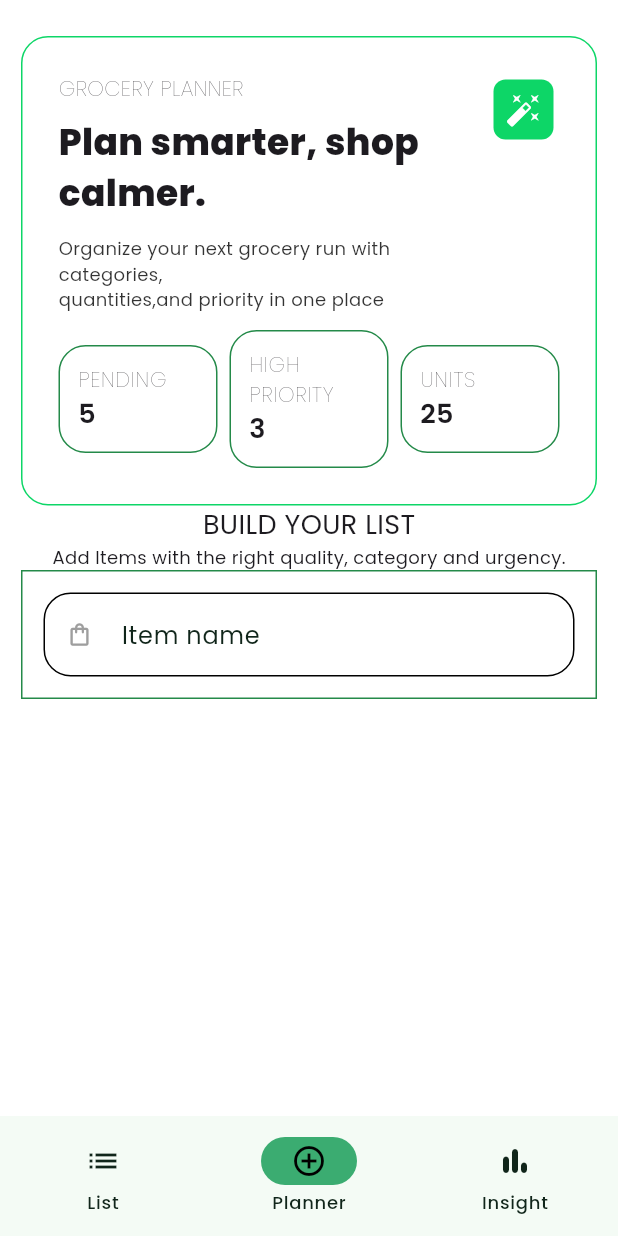
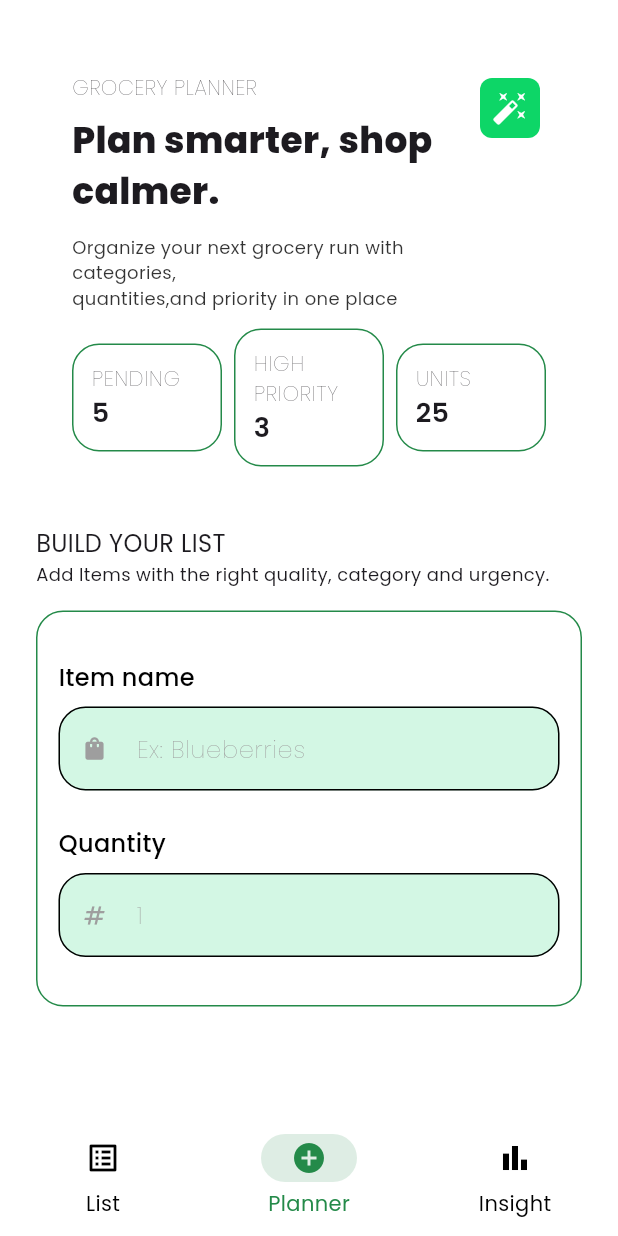
Before and after one commit to Miki0035/flutter_grocify, a Flutter app: the BottomNav screen opened directly, item 2 of the bottom bar chosen, on a phone screen of 412 x 824 dp. Run offline on Flutter 3.47's test engine with Material 3 defaults, Android fonts, the phone set to English and light mode, and no system bars; our stand-ins replace fpdart, google_fonts.

Commit message:
feat: implement theming

```diff
--- a/lib/app.dart
+++ b/lib/app.dart
@@ -9,8 +9,8 @@ class MyApp extends StatelessWidget {
   Widget build(BuildContext context) {
     return MaterialApp(
       theme: GrocifyTheme.light,
-      darkTheme: GrocifyTheme.dark,
-      themeMode: ThemeMode.system,
+      // darkTheme: GrocifyTheme.dark,
+      // themeMode: ThemeMode.system,
       debugShowCheckedModeBanner: false,
       home: LoginScreen(),
     );
--- a/lib/core/common/widgets/bottom_nav.dart
+++ b/lib/core/common/widgets/bottom_nav.dart
@@ -27,14 +27,21 @@ class _BottomNavState extends State<BottomNav> {
           _currentPageIndex = value;
         }),
         destinations: [
-          NavigationDestination(icon: Icon(Icons.list), label: "List"),
+          NavigationDestination(
+            icon: Icon(Icons.list_alt_outlined),
+            label: "List",
+
+            selectedIcon: Icon(Icons.list_alt_rounded),
+          ),
           NavigationDestination(
             icon: Icon(Icons.add_circle_outline),
+            selectedIcon: Icon(Icons.add_circle),
             label: "Planner",
           ),
 
           NavigationDestination(
-            icon: Icon(Icons.bar_chart_rounded),
+            icon: Icon(Icons.bar_chart_outlined),
+            selectedIcon: Icon(Icons.bar_chart_rounded),
             label: "Insight",
           ),
         ],
--- a/lib/core/constants/colors.dart
+++ b/lib/core/constants/colors.dart
@@ -49,33 +49,43 @@ abstract final class GrocifyDarkColors {
 abstract final class GrocifyLightColors {
   // Backgrounds
   static const Color background = Color(0xFFFFFFFF);
-  static const Color surface = Color(0xFFF4FBF5);
+  // static const Color surface = Color(0xFFF4FBF5);
+  static const Color surface = Color(0xFFFFFFFF);
   static const Color card = Color(0xFFEEF8F1);
   static const Color elevated = Color(0xFFE6F9EE);
+  static const Color black = Color(0xFF000000);
 
   // Primary
-  static const Color primary = Color(0xFF019746);
-  static const Color primaryLight = Color(0xFF3BAC71);
-  static const Color primaryDark = Color(0xFF08783C);
-  static const Color primaryContainer = Color(0xFFD3F7E4);
-
-  // Text
-  static const Color textPrimary = Color(0xFF10251A);
-  static const Color textSecondary = Color(0xFF64776A);
-  static const Color textDisabled = Color(0xFFA8B8AC);
+  static const Color primary = Color(0xFF248A49);
+  static const Color primaryLight = Color(0xFF18B355);
 
   // Borders and dividers
   static const Color border = Color(0xFFD3E9D9);
   static const Color divider = Color(0xFFE4F2E9);
 
-  // Semantic colors
-  static const Color success = Color(0xFF15934E);
-  static const Color error = Color(0xFFE54848);
-  static const Color warning = Color(0xFFD99527);
-  static const Color info = Color(0xFF2685D5);
+  // progress indicators
+  static const Color progressBlue = Color(0xFF7AA8F8);
+  static const Color progressGreen = Color(0xFF57B87D);
+  static const Color progressPink = Color(0xFFE68BA5);
+  static const Color progressPurple = Color(0xFFA97CE8);
+  static const Color progressAmber = Color(0xFFE8A66C);
 
-  // Components
-  static const Color inputBackground = Color(0xFFEEF8F1);
-  static const Color buttonText = Color(0xFFFFFFFF);
-  static const Color bottomNavigation = Color(0xFFF4FBF5);
+  // static const Color primaryDark = Color(0xFF08783C);
+  // static const Color primaryContainer = Color(0xFFD3F7E4);
+
+  // // Text
+  // static const Color textPrimary = Color(0xFF10251A);
+  // static const Color textSecondary = Color(0xFF64776A);
+  // static const Color textDisabled = Color(0xFFA8B8AC);
+
+  // // Semantic colors
+  // static const Color success = Color(0xFF15934E);
+  // static const Color error = Color(0xFFE54848);
+  // static const Color warning = Color(0xFFD99527);
+  // static const Color info = Color(0xFF2685D5);
+
+  // // Components
+  // static const Color inputBackground = Color(0xFFEEF8F1);
+  // static const Color buttonText = Color(0xFFFFFFFF);
+  // static const Color bottomNavigation = Color(0xFFF4FBF5);
 }
--- a/lib/core/constants/sizes.dart
+++ b/lib/core/constants/sizes.dart
@@ -1,5 +1,6 @@
 abstract final class GSize {
   static const double fontSm = 12;
-  static const double fontMd = 18;
-  static const double fontLg = 24;
+  static const double fontMd = 16;
+  static const double fontLg = 18;
+  static const double fontXl = 24;
 }
--- a/lib/core/themes/custom_themes/bottom_navigation_bar_theme.dart
+++ b/lib/core/themes/custom_themes/bottom_navigation_bar_theme.dart
@@ -1,19 +1,30 @@
 import 'package:flutter/material.dart';
 import 'package:grocify/core/constants/colors.dart';
 
-class GBottomNavigationBarTheme {
-  GBottomNavigationBarTheme._();
+abstract final class GBottomNavigationBarTheme {
+  static final lightBottomNavigationBarTheme = NavigationBarThemeData(
+    backgroundColor: GrocifyLightColors.background,
+    indicatorColor: GrocifyLightColors.primary.withValues(alpha: 0.15),
+    iconTheme: WidgetStateProperty.resolveWith<IconThemeData?>((
+      Set<WidgetState> states,
+    ) {
+      if (states.contains(WidgetState.selected)) {
+        return IconThemeData(color: GrocifyLightColors.primary);
+      }
+      return IconThemeData(color: GrocifyLightColors.black);
+    }),
+    labelTextStyle: WidgetStateProperty.resolveWith<TextStyle?>((
+      Set<WidgetState> states,
+    ) {
+      if (states.contains(WidgetState.selected)) {
+        return TextStyle(color: GrocifyLightColors.primary);
+      }
 
-  static const lightBottomNavigationBarTheme = BottomNavigationBarThemeData(
-    elevation: 4,
-    backgroundColor: GrocifyLightColors.background,
-    selectedIconTheme: IconThemeData(color: GrocifyBrand.greenLight),
-    unselectedIconTheme: IconThemeData(color: Colors.black12),
+      return TextStyle(color: GrocifyLightColors.black);
+    }),
   );
 
   static const darkBottomNavigationBarTheme = BottomNavigationBarThemeData(
-    elevation: 4,
-
     backgroundColor: GrocifyDarkColors.background,
     selectedIconTheme: IconThemeData(color: GrocifyBrand.greenLight),
     unselectedIconTheme: IconThemeData(color: GrocifyLightColors.background),
--- a/lib/core/themes/theme.dart
+++ b/lib/core/themes/theme.dart
@@ -11,14 +11,14 @@ class GrocifyTheme {
     scaffoldBackgroundColor: GrocifyLightColors.background,
     colorScheme: const ColorScheme.light(
       primary: GrocifyLightColors.primary,
-      onPrimary: GrocifyLightColors.buttonText,
-      secondary: GrocifyLightColors.primaryLight,
+      onPrimary: GrocifyLightColors.surface,
+      // secondary: GrocifyLightColors.primaryLight,
       surface: GrocifyLightColors.surface,
-      error: GrocifyLightColors.error,
-      onSurface: GrocifyLightColors.textPrimary,
+      // error: GrocifyLightColors.error,
+      onSurface: GrocifyLightColors.black,
+      outlineVariant: GrocifyLightColors.border,
     ),
-    bottomNavigationBarTheme:
-        GBottomNavigationBarTheme.lightBottomNavigationBarTheme,
+    navigationBarTheme: GBottomNavigationBarTheme.lightBottomNavigationBarTheme,
   );
 
   static ThemeData dark = ThemeData(
--- a/lib/features/auth/presentation/screens/login_screen.dart
+++ b/lib/features/auth/presentation/screens/login_screen.dart
@@ -11,8 +11,13 @@ class LoginScreen extends StatelessWidget {
 
   @override
   Widget build(BuildContext context) {
+    final scaffoldBgColor = Theme.of(context).colorScheme.primary;
+    final lowerSectionBgColor = Theme.of(context).colorScheme.surface;
+    final onPrimaryTextColor = Theme.of(context).colorScheme.onPrimary;
+    final onSurfaceTextColor = Theme.of(context).colorScheme.onSurface;
+
     return Scaffold(
-      backgroundColor: GrocifyBrand.green,
+      backgroundColor: scaffoldBgColor,
       body: SafeArea(
         child: Column(
           children: [
@@ -23,11 +28,12 @@ class LoginScreen extends StatelessWidget {
                   Text(
                     'Grocify App',
                     textAlign: .center,
-                    style: TextStyle(fontSize: 32),
+                    style: TextStyle(fontSize: 32, color: onPrimaryTextColor),
                   ),
                   Text(
                     'Plan smarter. Shope happier than ever before.',
                     textAlign: .center,
+                    style: TextStyle(color: onPrimaryTextColor),
                   ),
 
                   SizedBox(height: 12),
@@ -36,9 +42,6 @@ class LoginScreen extends StatelessWidget {
                     height: 280,
                     padding: .all(10),
                     decoration: BoxDecoration(
-                      color: GrocifyLightColors.background.withValues(
-                        alpha: 0.1,
-                      ),
                       border: Border.all(
                         color: GrocifyBrand.greenSoft.withValues(alpha: 0.3),
                       ),
@@ -58,9 +61,7 @@ class LoginScreen extends StatelessWidget {
                 ),
                 child: Container(
                   width: .infinity,
-                  decoration: BoxDecoration(
-                    color: GrocifyDarkColors.background,
-                  ),
+                  decoration: BoxDecoration(color: lowerSectionBgColor),
                   padding: const EdgeInsets.symmetric(
                     horizontal: 24,
                     vertical: 12,
@@ -78,7 +79,10 @@ class LoginScreen extends StatelessWidget {
                           ),
                           child: Text(
                             'Welcome Back'.toUpperCase(),
-                            style: TextStyle(fontSize: 12),
+                            style: TextStyle(
+                              fontSize: 12,
+                              color: onSurfaceTextColor,
+                            ),
                           ),
                         ),
                       ),
@@ -121,7 +125,10 @@ class LoginScreen extends StatelessWidget {
                       SizedBox(height: 12),
                       Text(
                         'By continuing, you agree to our Terms and Privacy Policy.',
-                        style: TextStyle(fontSize: 12),
+                        style: TextStyle(
+                          fontSize: 12,
+                          color: onSurfaceTextColor,
+                        ),
                       ),
                     ],
                   ),
--- a/lib/features/auth/presentation/widgets/login_button.dart
+++ b/lib/features/auth/presentation/widgets/login_button.dart
@@ -13,14 +13,19 @@ class GLoginButton extends StatelessWidget {
   final VoidCallback? onTap;
   @override
   Widget build(BuildContext context) {
+    final iconColor = Theme.of(context).colorScheme.primary;
+    final backgroundColor = Theme.of(context).colorScheme.surface;
+    final textColor = Theme.of(context).colorScheme.onSurface;
+    final borderColor = Theme.of(context).colorScheme.outlineVariant;
+
     return GestureDetector(
       onTap: onTap,
       child: Container(
-        padding: .symmetric(vertical: 12, horizontal: 8),
+        padding: .symmetric(vertical: 10, horizontal: 8),
         decoration: BoxDecoration(
           borderRadius: .circular(15),
-          border: .all(color: GrocifyBrand.greenSoft, width: 0.2),
-          color: GrocifyDarkColors.background,
+          border: .all(color: borderColor, width: 0.2),
+          color: backgroundColor,
         ),
         child: Row(
           mainAxisAlignment: .spaceBetween,
@@ -45,13 +50,13 @@ class GLoginButton extends StatelessWidget {
                   SizedBox(width: 8),
                   Text(
                     buttonText,
-                    style: TextStyle(color: GrocifyBrand.white, fontSize: 16),
+                    style: TextStyle(color: textColor, fontSize: 16),
                   ),
                 ],
               ),
             ),
 
-            Icon(Icons.chevron_right, color: GrocifyBrand.greenSoft),
+            Icon(Icons.chevron_right, color: iconColor),
           ],
         ),
       ),
--- a/lib/features/planner/presentation/screens/planner_screen.dart
+++ b/lib/features/planner/presentation/screens/planner_screen.dart
@@ -10,14 +10,13 @@ class PlannerScreen extends StatelessWidget {
   Widget build(BuildContext context) {
     return SafeArea(
       child: Padding(
-        padding: .symmetric(horizontal: 14, vertical: 24),
+        padding: .all(24),
         child: Column(
           children: [
             Container(
               padding: .all(24),
               decoration: BoxDecoration(
-                border: .all(color: GrocifyBrand.greenDark),
-                color: GrocifyBrand.white,
+                color: Theme.of(context).colorScheme.surface,
                 borderRadius: .circular(18),
               ),
               child: Column(
@@ -94,33 +93,46 @@ class PlannerScreen extends StatelessWidget {
             ),
 
             // IMAGE CONTAINER
-            Text('BUILD YOUR LIST', style: TextStyle(fontSize: GSize.fontMd)),
-            Text(
-              'Add Items with the right quality, category and urgency.',
-              style: TextStyle(fontSize: GSize.fontSm),
+            SizedBox(height: 16),
+
+            Row(
+              children: [
+                Column(
+                  crossAxisAlignment: .start,
+                  children: [
+                    Text(
+                      'BUILD YOUR LIST',
+                      style: TextStyle(fontSize: GSize.fontMd),
+                    ),
+                    Text(
+                      'Add Items with the right quality, category and urgency.',
+                      style: TextStyle(fontSize: GSize.fontSm),
+                    ),
+                  ],
+                ),
+              ],
             ),
+
+            SizedBox(height: 16),
 
             Form(
               child: Container(
-                padding: .all(14),
+                padding: .symmetric(horizontal: 14, vertical: 20),
                 decoration: BoxDecoration(
                   border: .all(color: GrocifyBrand.green),
+                  borderRadius: .circular(18),
                 ),
                 child: Column(
                   children: [
-                    TextFormField(
-                      decoration: InputDecoration(
-                        labelText: "Item name",
-                        hintText: 'Ex: Blueberries',
-                        hintStyle: TextStyle(fontWeight: .w200),
-                        prefixIconColor: Colors.grey,
-                        prefixIcon: Icon(Icons.shopping_bag_outlined, size: 18),
-                        border: OutlineInputBorder(
-                          borderRadius: .circular(18),
-                          borderSide: BorderSide(color: GrocifyBrand.green),
-                        ),
-                        fillColor: GrocifyBrand.greenSoft,
-                      ),
+                    GTextFormField(
+                      labelText: 'Item name',
+                      hintText: 'Ex: Blueberries',
+                      prefixIcon: Icons.shopping_bag,
+                    ),
+                    GTextFormField(
+                      labelText: 'Quantity',
+                      hintText: '1',
+                      prefixIcon: Icons.numbers_outlined,
                     ),
                   ],
                 ),
@@ -132,3 +144,52 @@ class PlannerScreen extends StatelessWidget {
     );
   }
 }
+
+class GTextFormField extends StatelessWidget {
+  const GTextFormField({
+    super.key,
+    required this.labelText,
+    required this.hintText,
+    required this.prefixIcon,
+  });
+
+  final String labelText;
+  final String hintText;
+  final IconData prefixIcon;
+
+  @override
+  Widget build(BuildContext context) {
+    return Padding(
+      padding: .symmetric(vertical: 12),
+      child: Column(
+        crossAxisAlignment: .start,
+        children: [
+          Text(
+            labelText,
+            style: TextStyle(
+              fontWeight: .w500,
+              fontSize: GSize.fontMd,
+              color: Colors.black,
+            ),
+          ),
+          SizedBox(height: 8),
+          TextFormField(
+            decoration: InputDecoration(
+              // labelText: labelText,
+              hintText: hintText,
+              hintStyle: TextStyle(fontWeight: .w200, color: Colors.grey),
+              prefixIconColor: Colors.grey,
+              prefixIcon: Icon(prefixIcon, size: 18),
+              border: OutlineInputBorder(
+                borderRadius: .circular(18),
+                borderSide: BorderSide(color: GrocifyBrand.green),
+              ),
+              filled: true,
+              fillColor: GrocifyBrand.greenSoft,
+            ),
+          ),
+        ],
+      ),
+    );
+  }
+}
```
